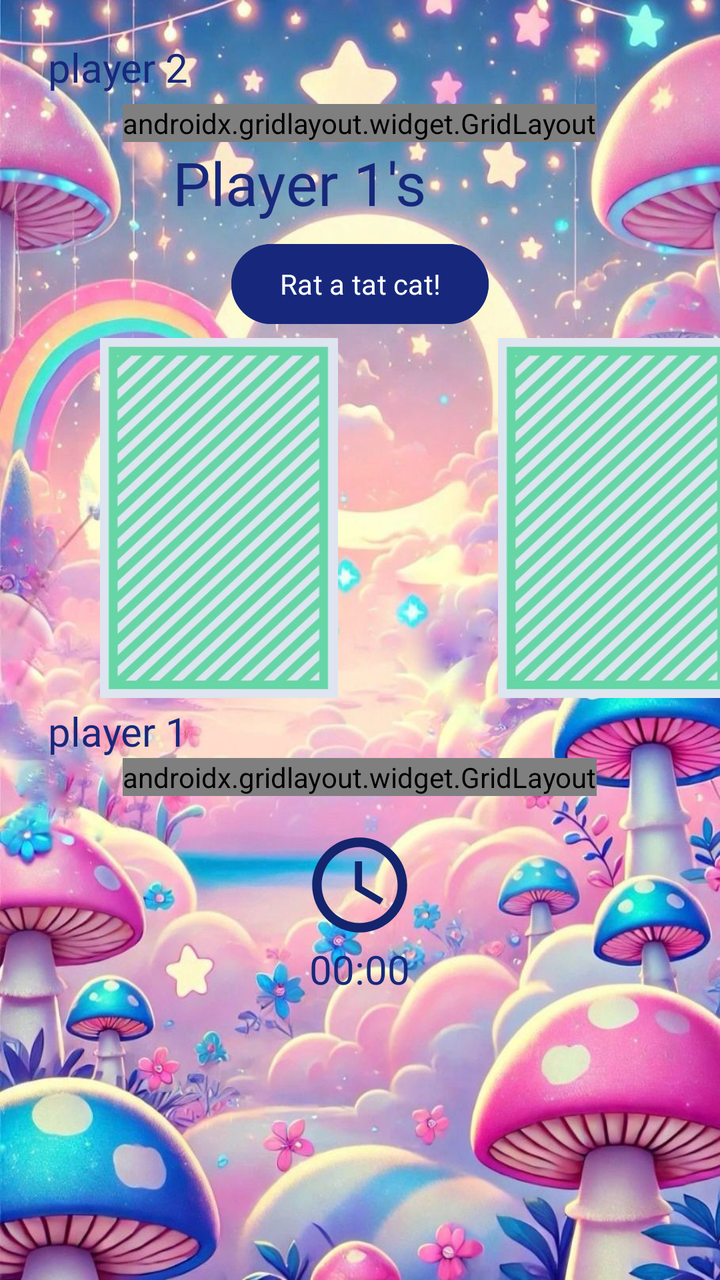
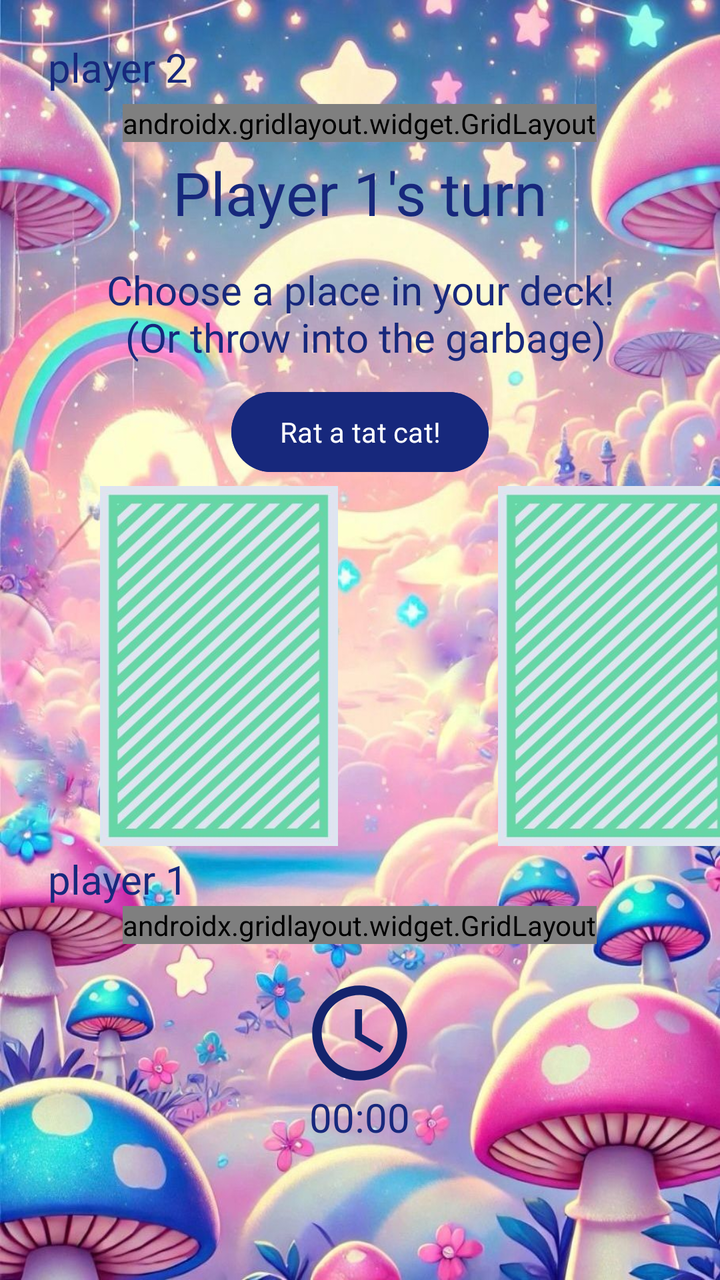

Two renders of the same Android screen: before a commit and after it. Below are the layout's source before the change and the commit's diff.
<!-- AndroidManifest.xml: application theme Theme.MyProject -->
<!-- res/layout/fragment_board.xml -->
<?xml version="1.0" encoding="utf-8"?>
<LinearLayout xmlns:android="http://schemas.android.com/apk/res/android"
    xmlns:app="http://schemas.android.com/apk/res-auto"
    xmlns:tools="http://schemas.android.com/tools"
    android:layout_width="match_parent"
    android:layout_height="match_parent"
    android:background="@drawable/cut_background"
    android:orientation="vertical"
    tools:context=".BoardFragment">

    <TextView
        android:id="@+id/textView2"
        android:layout_width="wrap_content"
        android:layout_height="wrap_content"
        android:layout_marginTop="20dp"
        android:layout_marginStart="24dp"
        android:fontFamily="@font/sansita_italic"
        android:text="player 2"
        android:textColor="@color/blue"
        android:textSize="20dp" />
    <androidx.gridlayout.widget.GridLayout
        android:layout_width="wrap_content"
        android:id="@+id/gridLayoutPlayer2"
        android:layout_height="wrap_content"
        android:layout_gravity="center"
        android:layout_marginTop="5dp">

        <ImageView
            android:id="@+id/imageViewPlayer2_1"
            android:layout_width="95dp"
            android:layout_height="121dp"
            android:src="@drawable/back"
            app:layout_constraintEnd_toStartOf="@+id/imageViewPlayer2_2"
            app:layout_constraintHorizontal_bias="0.5"
            app:layout_constraintStart_toStartOf="parent"
            app:layout_constraintTop_toTopOf="parent" />

        <ImageView
            android:id="@+id/imageViewPlayer2_2"
            android:layout_width="95dp"
            android:layout_height="121dp"
            android:src="@drawable/back"
            app:layout_constraintEnd_toStartOf="@+id/imageViewPlayer2_3"
            app:layout_constraintHorizontal_bias="0.5"
            app:layout_constraintStart_toEndOf="@+id/imageViewPlayer2_1"
            app:layout_constraintTop_toTopOf="@+id/imageViewPlayer2_1" />

        <ImageView
            android:id="@+id/imageViewPlayer2_3"
            android:layout_width="95dp"
            android:layout_height="121dp"
            android:src="@drawable/back"
            app:layout_constraintEnd_toStartOf="@+id/imageViewPlayer2_4"
            app:layout_constraintHorizontal_bias="0.5"
            app:layout_constraintStart_toEndOf="@+id/imageViewPlayer2_2"
            app:layout_constraintTop_toTopOf="@+id/imageViewPlayer2_2" />

        <ImageView
            android:id="@+id/imageViewPlayer2_4"
            android:layout_width="95dp"
            android:layout_height="121dp"
            android:src="@drawable/back"
            app:layout_column="4"
            app:layout_constraintEnd_toEndOf="parent"
            app:layout_constraintHorizontal_bias="0.5"
            app:layout_constraintStart_toEndOf="@+id/imageViewPlayer2_3"
            app:layout_constraintTop_toTopOf="@+id/imageViewPlayer2_3"
            app:layout_row="0" />


    </androidx.gridlayout.widget.GridLayout>


    <TextView
        android:id="@+id/textViewTurn"
        android:layout_width="187dp"
        android:layout_height="47dp"
        android:fontFamily="@font/spicy_rice"
        android:text="Player 1's turn"
        android:textColor="@color/blue"
        android:layout_gravity="center"
        android:textSize="30dp" />


    <Button
        android:id="@+id/btnFinish"
        android:layout_width="wrap_content"
        android:layout_height="wrap_content"
        android:backgroundTint="@color/blue"
        android:fontFamily="@font/sansita_italic"
        android:layout_gravity="center"
        android:text="Rat a tat cat!" />

    <LinearLayout
        android:layout_width="match_parent"
        android:layout_height="wrap_content"
        android:orientation="horizontal">

        <ImageView
            android:id="@+id/drawTop"
            android:layout_width="119dp"
            android:layout_height="186dp"
            android:layout_marginLeft="50dp"
            android:src="@drawable/back" />

        <ImageView
            android:id="@+id/garbageTop"
            android:layout_width="119dp"
            android:layout_height="186dp"
            android:layout_marginLeft="80dp"
            android:orientation="horizontal"
            android:src="@drawable/back"
            />

    </LinearLayout>

    <TextView
        android:id="@+id/textView4"
        android:layout_width="wrap_content"
        android:layout_height="wrap_content"
        android:layout_marginStart="24dp"
        android:fontFamily="@font/sansita_italic"
        android:text="player 1"
        android:textColor="@color/blue"
        android:textSize="20dp" />

    <androidx.gridlayout.widget.GridLayout
        android:id="@+id/gridLayoutPlayer1"
        android:layout_width="wrap_content"
        android:layout_height="wrap_content"
        android:layout_gravity="center"
        android:layout_marginBottom="16dp">

        <ImageView
            android:id="@+id/imageViewPlayer1_1"
            android:layout_width="95dp"
            android:layout_height="121dp"
            android:src="@drawable/back" />

        <ImageView
            android:id="@+id/imageViewPlayer1_2"
            android:layout_width="95dp"
            android:layout_height="121dp"
            android:src="@drawable/back" />

        <ImageView
            android:id="@+id/imageViewPlayer1_3"
            android:layout_width="95dp"
            android:layout_height="121dp"
            android:src="@drawable/back" />

        <ImageView
            android:id="@+id/imageViewPlayer1_4"
            android:layout_width="95dp"
            android:layout_height="121dp"
            android:src="@drawable/back" />


    </androidx.gridlayout.widget.GridLayout>

    <ImageView
        android:id="@+id/imageView5"
        android:layout_width="303dp"
        android:layout_height="57dp"
        android:layout_gravity="center"
        android:src="@drawable/baseline_access_time_24" />


    <TextView
        android:id="@+id/timerTV"
        android:layout_width="wrap_content"
        android:layout_height="70dp"
        android:layout_gravity="center"
        android:fontFamily="@font/sansita_italic"
        android:text="00:00"
        android:textColor="@color/blue"
        android:textSize="20dp" />



</LinearLayout>
<!-- resources referenced by this layout -->
<resources>
  <color name="blue">#17287C</color>
  <!-- drawable back: jpg bitmap (drawable, 35026 bytes) -->
  <!-- drawable baseline_access_time_24 (drawable) -->
  <vector xmlns:android="http://schemas.android.com/apk/res/android" android:height="24dp" android:tint="#14246D" android:viewportHeight="24" android:viewportWidth="24" android:width="24dp">
        
      <path android:fillColor="@android:color/white" android:pathData="M11.99,2C6.47,2 2,6.48 2,12s4.47,10 9.99,10C17.52,22 22,17.52 22,12S17.52,2 11.99,2zM12,20c-4.42,0 -8,-3.58 -8,-8s3.58,-8 8,-8 8,3.58 8,8 -3.58,8 -8,8z"/>
        
      <path android:fillColor="@android:color/white" android:pathData="M12.5,7H11v6l5.25,3.15 0.75,-1.23 -4.5,-2.67z"/>
      
  </vector>
  <!-- drawable cut_background: jpg bitmap (drawable, 190278 bytes) -->
  <style name="Theme.MyProject" parent="Base.Theme.MyProject" />
  <style name="Base.Theme.MyProject" parent="Theme.Material3.DayNight.NoActionBar">
          
          
      </style>
</resources>

<!-- the commit's change to res/layout/fragment_board.xml (unified diff, before → after) -->
@@ -73,14 +73,30 @@
 
     <TextView
         android:id="@+id/textViewTurn"
-        android:layout_width="187dp"
-        android:layout_height="47dp"
+        android:layout_width="match_parent"
+        android:layout_height="wrap_content"
+        android:layout_gravity="center"
         android:fontFamily="@font/spicy_rice"
         android:text="Player 1's turn"
+        android:textAlignment="center"
         android:textColor="@color/blue"
-        android:layout_gravity="center"
+        android:layout_margin="5dp"
         android:textSize="30dp" />
 
+
+    <TextView
+        android:id="@+id/textViewTurnState"
+        android:layout_width="match_parent"
+        android:layout_height="wrap_content"
+        android:layout_gravity="center"
+        android:fontFamily="@font/spicy_rice"
+        android:paddingLeft="10dp"
+        android:paddingRight="10dp"
+        android:text="Choose a place in your deck!\n (Or throw into the garbage)"
+        android:textAlignment="center"
+        android:textColor="@color/blue"
+        android:layout_margin="10dp"
+        android:textSize="20dp" />
 
     <Button
         android:id="@+id/btnFinish"
